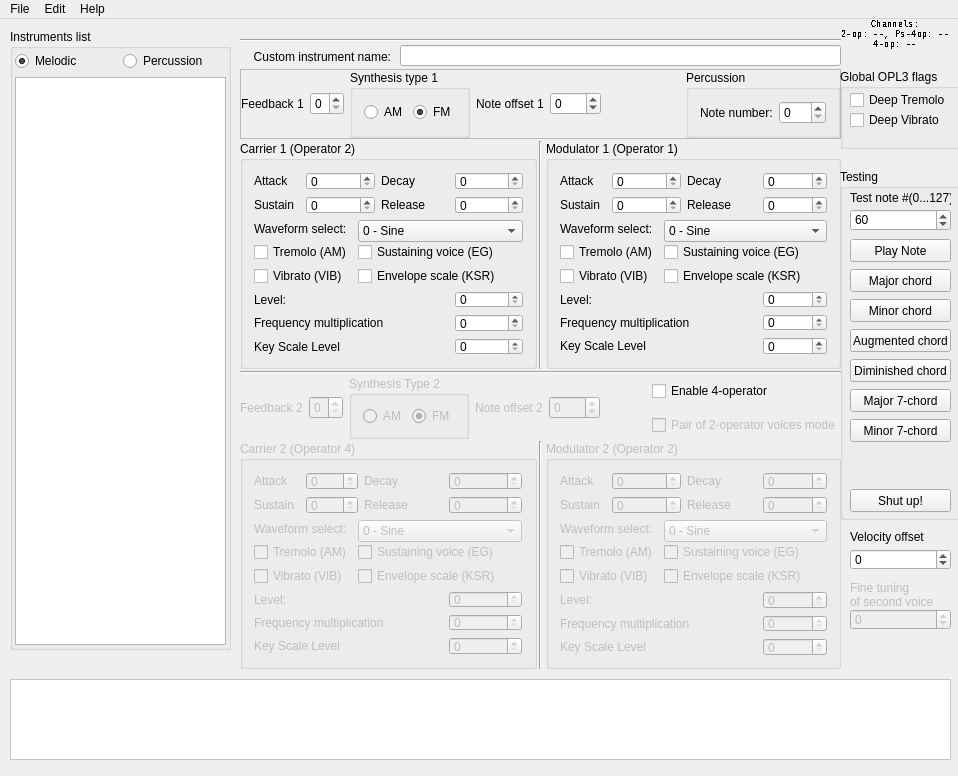
Old version of the form src/bank_editor.ui in the repository Wohlstand/OPL3BankEditor.
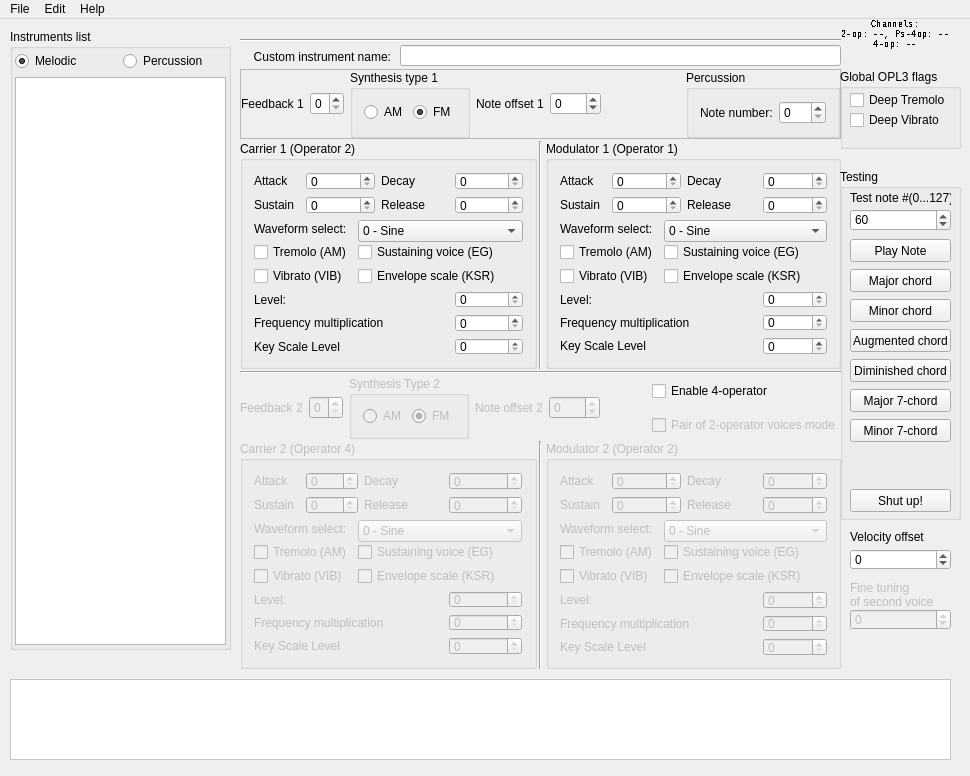
New version of the form. Icons and pictures are not drawn. Custom widgets are drawn as their Qt base class.

The edit to the form file:
```diff
--- a/src/bank_editor.ui
+++ b/src/bank_editor.ui
@@ -9,7 +9,7 @@
    <rect>
     <x>0</x>
     <y>0</y>
-    <width>958</width>
+    <width>970</width>
     <height>776</height>
    </rect>
   </property>
@@ -2066,8 +2066,8 @@
     <rect>
      <x>0</x>
      <y>0</y>
-     <width>958</width>
-     <height>27</height>
+     <width>970</width>
+     <height>22</height>
     </rect>
    </property>
    <widget class="QMenu" name="menuFile">
```
